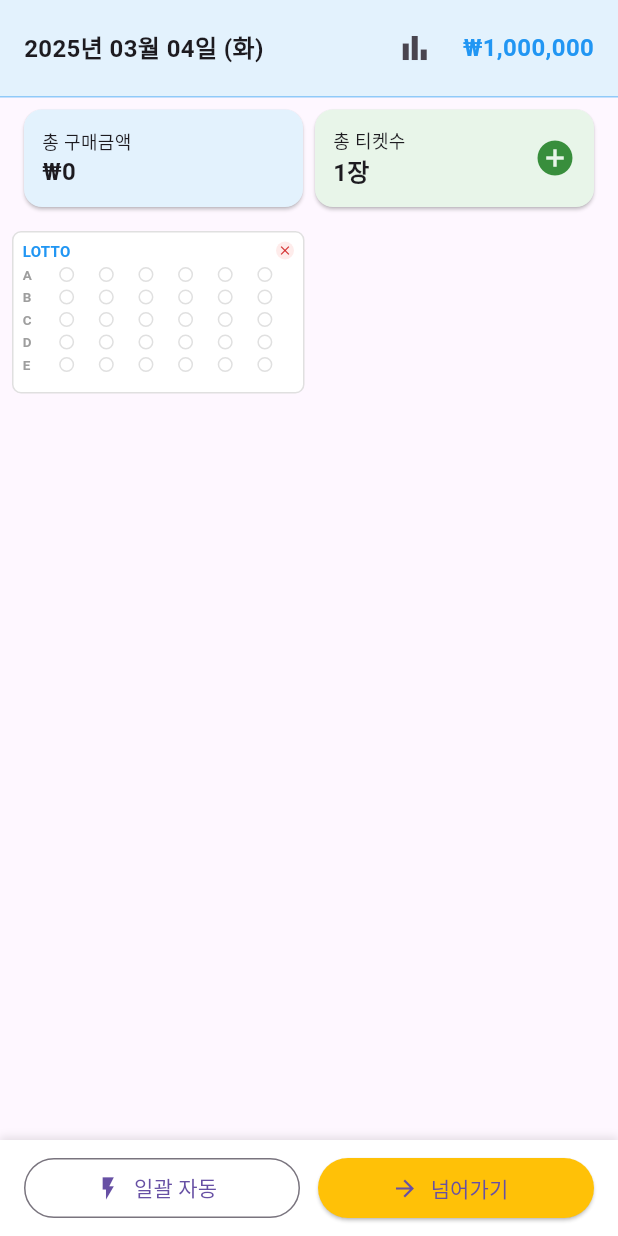
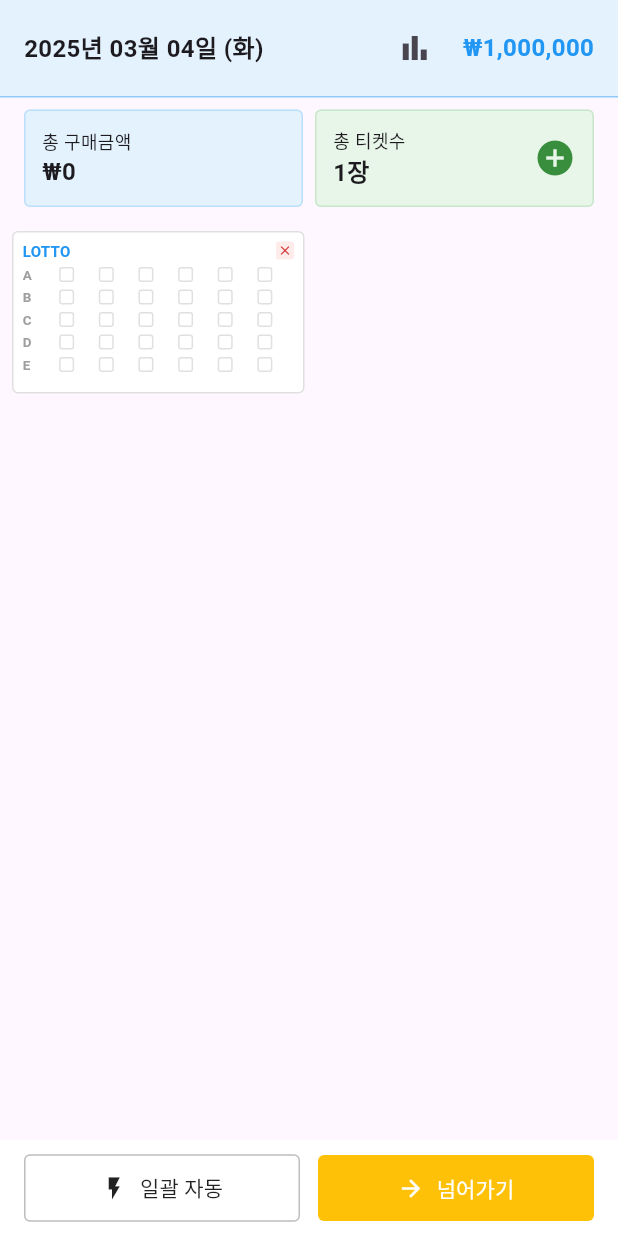
Before and after one commit to duckick/lotto_simul, a Flutter app: the PlayPage screen opened directly, on a phone screen of 412 x 824 dp. Run offline on Flutter 3.47's test engine with Material 3 defaults, Android fonts, the light colour scheme and no system bars; our stand-ins replace barcode_widget, get, sqflite; accounts and stored records are empty.

Commit message:
Add files via upload
일단 잘 몰라서 백업부터함.
추첨결과 2개 나오는거 해결할 예정

```diff
--- a/lib/pages/play_page.dart
+++ b/lib/pages/play_page.dart
@@ -291,6 +291,9 @@ class _PlayPageState extends State<PlayPage> {
                               icon: const Icon(Icons.bar_chart),
                               tooltip: '당첨 통계',
                               onPressed: () => controller.goToStatsPage(),
+                              style: IconButton.styleFrom(
+                                highlightColor: Colors.transparent,
+                              ),
                             ),
                             const SizedBox(width: 8),
                             // 보유금액
@@ -322,6 +325,15 @@ class _PlayPageState extends State<PlayPage> {
                               height: 65, // 56 + 9 = 65픽셀로 높이 증가
                               child: Card(
                                 margin: EdgeInsets.zero,
+                                elevation: 0, // 그림자 제거
+                                shape: RoundedRectangleBorder(
+                                  borderRadius:
+                                      BorderRadius.circular(4), // 각진 모서리
+                                  side: BorderSide(
+                                    color: Colors.blue.shade100,
+                                    width: 1,
+                                  ),
+                                ),
                                 color: Colors.blue.shade50,
                                 child: Padding(
                                   padding: const EdgeInsets.all(12.0),
@@ -351,12 +363,26 @@ class _PlayPageState extends State<PlayPage> {
                           child: Obx(() {
                             return Container(
                               height: 65, // 56 + 9 = 65픽셀로 높이 증가
+                              child: Material(
+                                color: Colors.transparent,
                                 child: InkWell(
                                   onTap: () {
                                     controller.addNewTicket();
                                   },
+                                  borderRadius: BorderRadius.circular(4),
+                                  splashColor: Colors.transparent,
+                                  highlightColor: Colors.transparent,
                                   child: Card(
                                     margin: EdgeInsets.zero,
+                                    elevation: 0, // 그림자 제거
+                                    shape: RoundedRectangleBorder(
+                                      borderRadius:
+                                          BorderRadius.circular(4), // 각진 모서리
+                                      side: BorderSide(
+                                        color: Colors.green.shade100,
+                                        width: 1,
+                                      ),
+                                    ),
                                     color: Colors.green.shade50,
                                     child: Padding(
                                       padding: const EdgeInsets.symmetric(
@@ -372,7 +398,8 @@ class _PlayPageState extends State<PlayPage> {
                                                 CrossAxisAlignment.start,
                                             children: [
                                               const Text('총 티켓수',
-                                                style: TextStyle(fontSize: 12)),
+                                                  style:
+                                                      TextStyle(fontSize: 12)),
                                               Text(
                                                 '${controller.tickets.length}장',
                                                 style: const TextStyle(
@@ -389,6 +416,7 @@ class _PlayPageState extends State<PlayPage> {
                                             size: 28,
                                           ),
                                         ],
+                                      ),
                                     ),
                                   ),
                                 ),
@@ -432,15 +460,9 @@ class _PlayPageState extends State<PlayPage> {
                   Container(
                     padding:
                         const EdgeInsets.symmetric(horizontal: 16, vertical: 8),
-                    decoration: BoxDecoration(
+                    decoration: const BoxDecoration(
                       color: Colors.white,
-                      boxShadow: [
-                        BoxShadow(
-                          color: Colors.black.withOpacity(0.1),
-                          blurRadius: 4,
-                          offset: const Offset(0, -2),
-                        ),
-                      ],
+                      // 그림자 제거
                     ),
                     child: Row(
                       children: [
@@ -467,18 +489,17 @@ class _PlayPageState extends State<PlayPage> {
                                   }
                                 }
                               }
-                              // Get.snackbar(
-                              //   '일괄 자동',
-                              //   '일괄 자동이 적용되었습니다.',
-                              //   backgroundColor: Colors.green.shade100,
-                              //   duration: const Duration(seconds: 1),
-                              //   animationDuration: const Duration(milliseconds: 0),
-                              //   snackPosition: SnackPosition.TOP,
-                              //   margin: const EdgeInsets.all(8),
-                              // );
                             },
                             icon: const Icon(Icons.flash_on),
                             label: const Text('일괄 자동'),
+                            style: OutlinedButton.styleFrom(
+                              foregroundColor: Colors.black87,
+                              side: const BorderSide(color: Colors.black26),
+                              shape: RoundedRectangleBorder(
+                                borderRadius: BorderRadius.circular(4),
+                              ),
+                              padding: const EdgeInsets.symmetric(vertical: 12),
+                            ),
                           ),
                         ),
                         const SizedBox(width: 12),
@@ -537,6 +558,7 @@ class _PlayPageState extends State<PlayPage> {
                                     '다음 날로 이동',
                                     '다음 날로 이동했습니다.',
                                     backgroundColor: Colors.blue.shade100,
+                                    borderRadius: 4, // 각진 모서리
                                     duration: const Duration(milliseconds: 300),
                                     animationDuration:
                                         const Duration(milliseconds: 0),
@@ -552,6 +574,14 @@ class _PlayPageState extends State<PlayPage> {
                               style: ElevatedButton.styleFrom(
                                 backgroundColor:
                                     canPurchase ? Colors.blue : Colors.amber,
+                                foregroundColor: Colors.white,
+                                elevation: 0, // 그림자 제거
+                                shape: RoundedRectangleBorder(
+                                  borderRadius:
+                                      BorderRadius.circular(4), // 각진 모서리
+                                ),
+                                padding:
+                                    const EdgeInsets.symmetric(vertical: 12),
                               ),
                             );
                           }),
--- a/lib/widgets/mini_lotto_ticket_widget.dart
+++ b/lib/widgets/mini_lotto_ticket_widget.dart
@@ -34,7 +34,7 @@ class MiniLottoTicketWidget extends StatelessWidget {
           decoration: BoxDecoration(
             color: Colors.white,
             border: Border.all(color: Colors.grey.shade300),
-            borderRadius: BorderRadius.circular(6),
+            borderRadius: BorderRadius.circular(4), // 더 각진 모서리로 변경
           ),
           padding: const EdgeInsets.fromLTRB(6, 4, 6, 0), // 상단 패딩도 줄임
           child: Column(
@@ -66,7 +66,8 @@ class MiniLottoTicketWidget extends StatelessWidget {
                         padding: const EdgeInsets.all(1), // 패딩 줄임
                         decoration: BoxDecoration(
                           color: Colors.red.withOpacity(0.1),
-                          shape: BoxShape.circle,
+                          shape: BoxShape.rectangle, // 원형에서 사각형으로 변경
+                          borderRadius: BorderRadius.circular(2), // 살짝 둥근 모서리
                         ),
                         child: Icon(
                           Icons.close,
@@ -121,7 +122,8 @@ class MiniLottoTicketWidget extends StatelessWidget {
                                       margin: const EdgeInsets.symmetric(
                                           horizontal: 2), // 가로 여백 조정 (3 -> 2)
                                       decoration: BoxDecoration(
-                                        shape: BoxShape.circle,
+                                        borderRadius: BorderRadius.circular(
+                                            2), // 원형에서 약간 둥근 사각형으로 변경
                                         color: row.isAuto
                                             ? Colors.green.withOpacity(0.2)
                                             : Colors.orange.withOpacity(0.2),
@@ -154,7 +156,8 @@ class MiniLottoTicketWidget extends StatelessWidget {
                                 margin: const EdgeInsets.symmetric(
                                     horizontal: 2), // 가로 여백 조정 (3 -> 2)
                                 decoration: BoxDecoration(
-                                  shape: BoxShape.circle,
+                                  borderRadius: BorderRadius.circular(
+                                      2), // 원형에서 약간 둥근 사각형으로 변경
                                   border: Border.all(
                                     color: Colors.grey.shade300,
                                     width: 1,
@@ -179,6 +182,9 @@ class MiniLottoTicketWidget extends StatelessWidget {
     Get.dialog(
       Dialog(
         insetPadding: const EdgeInsets.all(16),
+        shape: RoundedRectangleBorder(
+          borderRadius: BorderRadius.circular(4), // 다이얼로그 모서리를 각지게 변경
+        ),
         child: Container(
           padding: const EdgeInsets.all(16),
           child: Column(
@@ -197,6 +203,9 @@ class MiniLottoTicketWidget extends StatelessWidget {
                   ),
                   IconButton(
                     icon: const Icon(Icons.close),
+                    style: IconButton.styleFrom(
+                      highlightColor: Colors.transparent, // 하이라이트 효과 제거
+                    ),
                     onPressed: () => Get.back(),
                   ),
                 ],
```
Also changed, not shown: lib/pages/start_page.dart (+39 -0 lines), lib/widgets/lotto_ticket_widget.dart (+22 -13 lines). Lines whose indentation alone changed are shown as unchanged.
